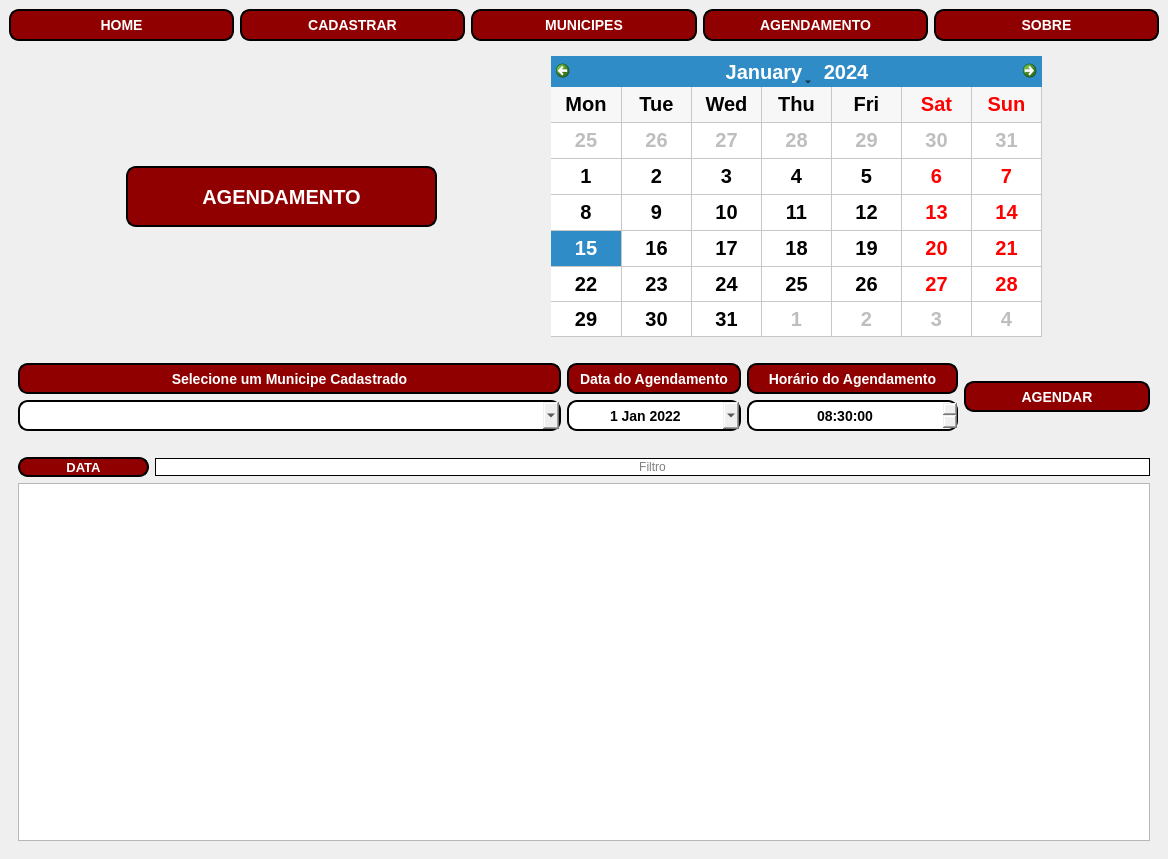
The window that MainWindow.ui (DouglasAVSantos/agendamentos) describes before a commit, drawn with Qt 5.
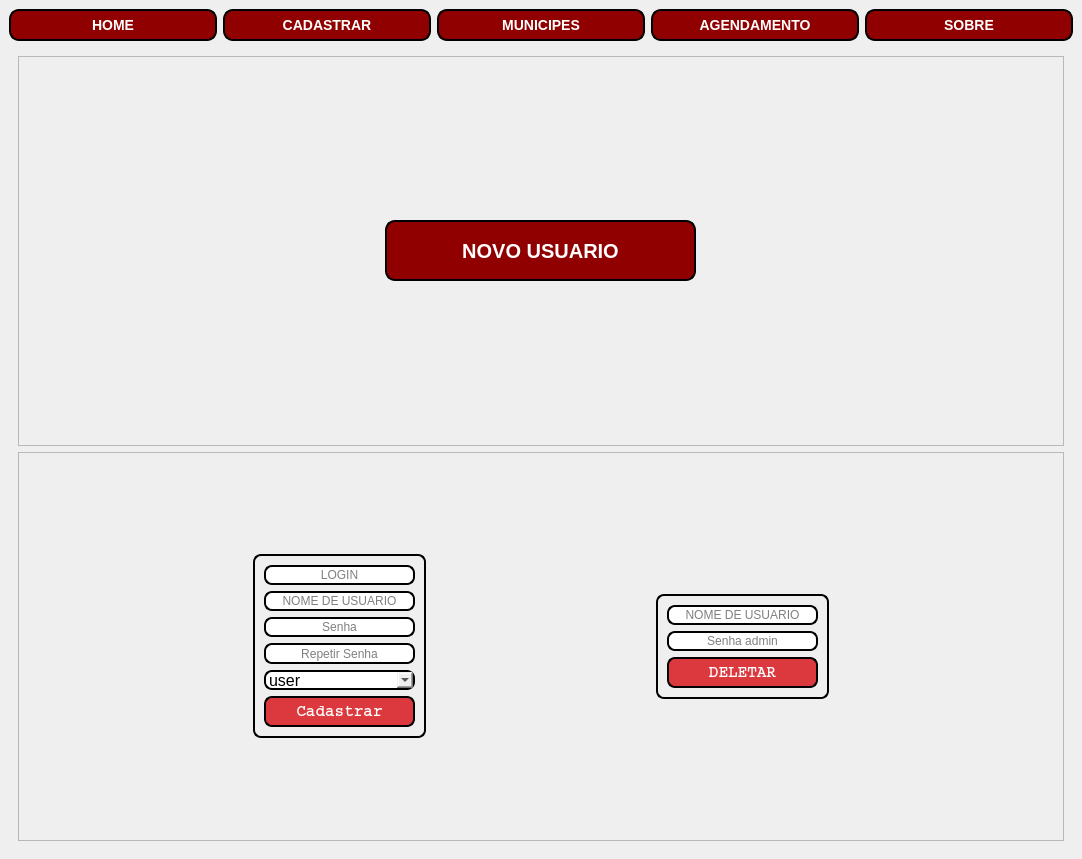
The same window after the commit. Icons and pictures are not drawn.

Patch:
```diff
--- a/MainWindow.ui
+++ b/MainWindow.ui
@@ -6,7 +6,7 @@
    <rect>
     <x>0</x>
     <y>0</y>
-    <width>1168</width>
+    <width>1082</width>
     <height>859</height>
    </rect>
   </property>
@@ -228,7 +228,7 @@
       <item>
        <widget class="QStackedWidget" name="stackedWidget">
         <property name="currentIndex">
-         <number>2</number>
+         <number>1</number>
         </property>
         <widget class="QWidget" name="page_home">
          <layout class="QVBoxLayout" name="verticalLayout_10">
@@ -298,6 +298,433 @@
           </item>
          </layout>
         </widget>
+        <widget class="QWidget" name="page_new_user">
+         <layout class="QVBoxLayout" name="verticalLayout_17">
+          <item>
+           <widget class="QFrame" name="frame_2">
+            <property name="frameShape">
+             <enum>QFrame::StyledPanel</enum>
+            </property>
+            <property name="frameShadow">
+             <enum>QFrame::Raised</enum>
+            </property>
+            <layout class="QVBoxLayout" name="verticalLayout_11">
+             <item>
+              <layout class="QHBoxLayout" name="horizontalLayout_28">
+               <item>
+                <widget class="QLabel" name="label_49">
+                 <property name="minimumSize">
+                  <size>
+                   <width>311</width>
+                   <height>61</height>
+                  </size>
+                 </property>
+                 <property name="maximumSize">
+                  <size>
+                   <width>311</width>
+                   <height>61</height>
+                  </size>
+                 </property>
+                 <property name="font">
+                  <font>
+                   <pointsize>15</pointsize>
+                   <weight>75</weight>
+                   <italic>false</italic>
+                   <bold>true</bold>
+                  </font>
+                 </property>
+                 <property name="styleSheet">
+                  <string notr="true">QLabel {
+	color: rgb(255, 255, 255);
+    
+	background-color: rgb(144, 0, 0);
+    border-style: outset;
+    border-width: 2px;
+    border-radius: 10px;
+    border-color: black;
+}</string>
+                 </property>
+                 <property name="text">
+                  <string>NOVO USUARIO</string>
+                 </property>
+                 <property name="alignment">
+                  <set>Qt::AlignCenter</set>
+                 </property>
+                </widget>
+               </item>
+              </layout>
+             </item>
+            </layout>
+           </widget>
+          </item>
+          <item>
+           <widget class="QFrame" name="frame_3">
+            <property name="frameShape">
+             <enum>QFrame::StyledPanel</enum>
+            </property>
+            <property name="frameShadow">
+             <enum>QFrame::Raised</enum>
+            </property>
+            <layout class="QHBoxLayout" name="horizontalLayout_29">
+             <item>
+              <widget class="QLabel" name="label_47">
+               <property name="text">
+                <string/>
+               </property>
+              </widget>
+             </item>
+             <item>
+              <widget class="QFrame" name="frame_13">
+               <property name="sizePolicy">
+                <sizepolicy hsizetype="Maximum" vsizetype="Maximum">
+                 <horstretch>0</horstretch>
+                 <verstretch>0</verstretch>
+                </sizepolicy>
+               </property>
+               <property name="styleSheet">
+                <string notr="true">border-width: 2px;
+border-color: black;
+border-style: solid;
+display: inline-block;
+border-radius: 8px</string>
+               </property>
+               <property name="frameShape">
+                <enum>QFrame::StyledPanel</enum>
+               </property>
+               <property name="frameShadow">
+                <enum>QFrame::Raised</enum>
+               </property>
+               <layout class="QVBoxLayout" name="verticalLayout_33">
+                <item>
+                 <widget class="QLineEdit" name="le_novo_login">
+                  <property name="minimumSize">
+                   <size>
+                    <width>151</width>
+                    <height>20</height>
+                   </size>
+                  </property>
+                  <property name="maximumSize">
+                   <size>
+                    <width>151</width>
+                    <height>20</height>
+                   </size>
+                  </property>
+                  <property name="alignment">
+                   <set>Qt::AlignCenter</set>
+                  </property>
+                  <property name="placeholderText">
+                   <string>LOGIN</string>
+                  </property>
+                 </widget>
+                </item>
+                <item>
+                 <widget class="QLineEdit" name="le_novo_usuario">
+                  <property name="minimumSize">
+                   <size>
+                    <width>151</width>
+                    <height>20</height>
+                   </size>
+                  </property>
+                  <property name="maximumSize">
+                   <size>
+                    <width>151</width>
+                    <height>20</height>
+                   </size>
+                  </property>
+                  <property name="alignment">
+                   <set>Qt::AlignCenter</set>
+                  </property>
+                  <property name="placeholderText">
+                   <string>NOME DE USUARIO</string>
+                  </property>
+                 </widget>
+                </item>
+                <item>
+                 <widget class="QLineEdit" name="le_senha1">
+                  <property name="minimumSize">
+                   <size>
+                    <width>151</width>
+                    <height>20</height>
+                   </size>
+                  </property>
+                  <property name="maximumSize">
+                   <size>
+                    <width>151</width>
+                    <height>20</height>
+                   </size>
+                  </property>
+                  <property name="echoMode">
+                   <enum>QLineEdit::Password</enum>
+                  </property>
+                  <property name="alignment">
+                   <set>Qt::AlignCenter</set>
+                  </property>
+                  <property name="placeholderText">
+                   <string>Senha</string>
+                  </property>
+                 </widget>
+                </item>
+                <item>
+                 <widget class="QLineEdit" name="le_senha2">
+                  <property name="minimumSize">
+                   <size>
+                    <width>151</width>
+                    <height>21</height>
+                   </size>
+                  </property>
+                  <property name="maximumSize">
+                   <size>
+                    <width>151</width>
+                    <height>21</height>
+                   </size>
+                  </property>
+                  <property name="echoMode">
+                   <enum>QLineEdit::Password</enum>
+                  </property>
+                  <property name="alignment">
+                   <set>Qt::AlignCenter</set>
+                  </property>
+                  <property name="placeholderText">
+                   <string>Repetir Senha</string>
+                  </property>
+                 </widget>
+                </item>
+                <item>
+                 <widget class="QComboBox" name="cb_users">
+                  <property name="minimumSize">
+                   <size>
+                    <width>151</width>
+                    <height>20</height>
+                   </size>
+                  </property>
+                  <property name="maximumSize">
+                   <size>
+                    <width>151</width>
+                    <height>20</height>
+                   </size>
+                  </property>
+                  <property name="font">
+                   <font>
+                    <pointsize>12</pointsize>
+                   </font>
+                  </property>
+                  <property name="layoutDirection">
+                   <enum>Qt::LeftToRight</enum>
+                  </property>
+                  <property name="sizeAdjustPolicy">
+                   <enum>QComboBox::AdjustToContents</enum>
+                  </property>
+                  <item>
+                   <property name="text">
+                    <string>user</string>
+                   </property>
+                  </item>
+                  <item>
+                   <property name="text">
+                    <string>admin</string>
+                   </property>
+                  </item>
+                 </widget>
+                </item>
+                <item>
+                 <widget class="QPushButton" name="bt_cadastrar_usuario">
+                  <property name="minimumSize">
+                   <size>
+                    <width>151</width>
+                    <height>31</height>
+                   </size>
+                  </property>
+                  <property name="maximumSize">
+                   <size>
+                    <width>151</width>
+                    <height>31</height>
+                   </size>
+                  </property>
+                  <property name="font">
+                   <font>
+                    <family>Courier</family>
+                    <pointsize>12</pointsize>
+                    <weight>75</weight>
+                    <bold>true</bold>
+                   </font>
+                  </property>
+                  <property name="cursor">
+                   <cursorShape>PointingHandCursor</cursorShape>
+                  </property>
+                  <property name="styleSheet">
+                   <string notr="true">QPushButton{
+
+background-color: rgb(219, 57, 62);
+border-radius: 8px;
+color: rgb(255, 255, 255);
+border-width: 2px;
+border-color: black;
+border-style: solid;
+display: inline-block;
+}
+
+QPushButton:hover{
+
+	
+	background-color: rgb(77, 11, 17);
+	
+	color: rgb(255, 255, 255);
+
+}</string>
+                  </property>
+                  <property name="text">
+                   <string>Cadastrar</string>
+                  </property>
+                 </widget>
+                </item>
+               </layout>
+              </widget>
+             </item>
+             <item>
+              <widget class="QLabel" name="label_46">
+               <property name="text">
+                <string/>
+               </property>
+              </widget>
+             </item>
+             <item>
+              <widget class="QFrame" name="frame_14">
+               <property name="sizePolicy">
+                <sizepolicy hsizetype="Maximum" vsizetype="Maximum">
+                 <horstretch>0</horstretch>
+                 <verstretch>0</verstretch>
+                </sizepolicy>
+               </property>
+               <property name="styleSheet">
+                <string notr="true">border-width: 2px;
+border-color: black;
+border-style: solid;
+display: inline-block;
+border-radius: 8px</string>
+               </property>
+               <property name="frameShape">
+                <enum>QFrame::StyledPanel</enum>
+               </property>
+               <property name="frameShadow">
+                <enum>QFrame::Raised</enum>
+               </property>
+               <layout class="QVBoxLayout" name="verticalLayout_29">
+                <item>
+                 <widget class="QLineEdit" name="le_usuario_deletar">
+                  <property name="minimumSize">
+                   <size>
+                    <width>151</width>
+                    <height>20</height>
+                   </size>
+                  </property>
+                  <property name="maximumSize">
+                   <size>
+                    <width>151</width>
+                    <height>20</height>
+                   </size>
+                  </property>
+                  <property name="text">
+                   <string/>
+                  </property>
+                  <property name="alignment">
+                   <set>Qt::AlignCenter</set>
+                  </property>
+                  <property name="placeholderText">
+                   <string>NOME DE USUARIO</string>
+                  </property>
+                 </widget>
+                </item>
+                <item>
+                 <widget class="QLineEdit" name="le_senha_deletar">
+                  <property name="minimumSize">
+                   <size>
+                    <width>151</width>
+                    <height>20</height>
+                   </size>
+                  </property>
+                  <property name="maximumSize">
+                   <size>
+                    <width>151</width>
+                    <height>20</height>
+                   </size>
+                  </property>
+                  <property name="echoMode">
+                   <enum>QLineEdit::Password</enum>
+                  </property>
+                  <property name="alignment">
+                   <set>Qt::AlignCenter</set>
+                  </property>
+                  <property name="placeholderText">
+                   <string>Senha admin</string>
+                  </property>
+                 </widget>
+                </item>
+                <item>
+                 <widget class="QPushButton" name="bt_deletar_usuario">
+                  <property name="minimumSize">
+                   <size>
+                    <width>151</width>
+                    <height>31</height>
+                   </size>
+                  </property>
+                  <property name="maximumSize">
+                   <size>
+                    <width>151</width>
+                    <height>31</height>
+                   </size>
+                  </property>
+                  <property name="font">
+                   <font>
+                    <family>Courier</family>
+                    <pointsize>12</pointsize>
+                    <weight>75</weight>
+                    <bold>true</bold>
+                   </font>
+                  </property>
+                  <property name="cursor">
+                   <cursorShape>PointingHandCursor</cursorShape>
+                  </property>
+                  <property name="styleSheet">
+                   <string notr="true">QPushButton{
+
+background-color: rgb(219, 57, 62);
+border-radius: 8px;
+color: rgb(255, 255, 255);
+border-width: 2px;
+border-color: black;
+border-style: solid;
+display: inline-block;
+}
+
+QPushButton:hover{
+
+	
+	background-color: rgb(77, 11, 17);
+	
+	color: rgb(255, 255, 255);
+
+}</string>
+                  </property>
+                  <property name="text">
+                   <string>DELETAR</string>
+                  </property>
+                 </widget>
+                </item>
+               </layout>
+              </widget>
+             </item>
+             <item>
+              <widget class="QLabel" name="label_48">
+               <property name="text">
+                <string/>
+               </property>
+              </widget>
+             </item>
+            </layout>
+           </widget>
+          </item>
+         </layout>
+        </widget>
         <widget class="QWidget" name="page_cadastrados">
          <layout class="QVBoxLayout" name="verticalLayout_19">
           <item>
@@ -1195,6 +1622,12 @@
               <bold>true</bold>
              </font>
             </property>
+            <property name="editTriggers">
+             <set>QAbstractItemView::NoEditTriggers</set>
+            </property>
+            <property name="sortingEnabled">
+             <bool>true</bool>
+            </property>
            </widget>
           </item>
          </layout>
```
Left out of the diff: 79 changed lines with no effect on the pictures.
